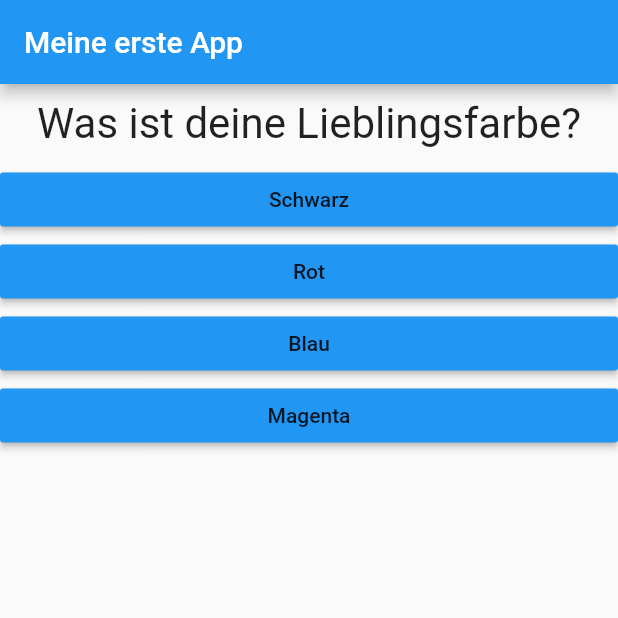
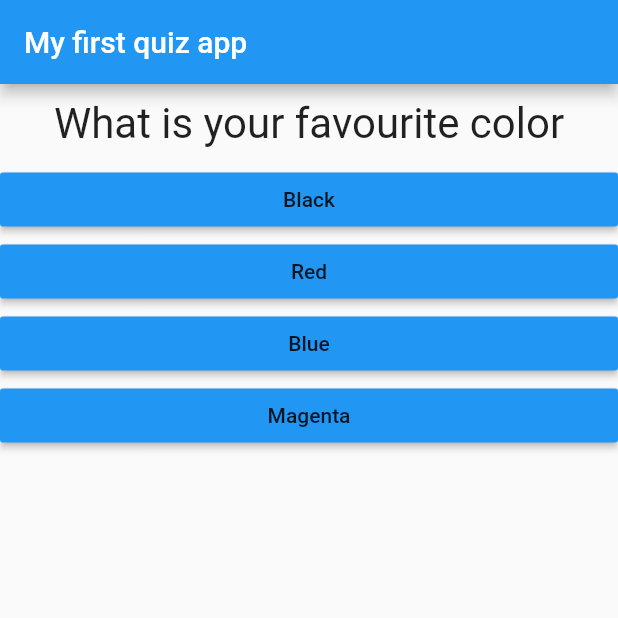
Before and after one commit to GianRathgeb/QuizApp, a Flutter app: the screen it shows after launch, on a phone screen of 412 x 824 dp, the top half of it. Run offline on Flutter 3.47's test engine with Material 2 defaults, Android fonts, the phone set to English and light mode, and no system bars.

Commit message:
Added score methods Added reset quiz Translated fully into english

```diff
--- a/lib/main.dart
+++ b/lib/main.dart
@@ -13,24 +13,48 @@ class MyApp extends StatefulWidget {
 }
 
 class _MyAppState extends State<MyApp> {
-  var _questionIndex = 0;
-
   final _questions = const [
     {
-      'questionText': 'Was ist deine Lieblingsfarbe?',
-      'answers': ['Schwarz', 'Rot', 'Blau', 'Magenta']
+      'questionText': 'What is your favourite color',
+      'answers': [
+        {'text': 'Black', 'score': 10},
+        {'text': 'Red', 'score': 5},
+        {'text': 'Blue', 'score': 3},
+        {'text': 'Magenta', 'score': 1}
+      ]
     },
     {
-      'questionText': 'Was ist dein Lieblingstier?',
-      'answers': ['Hund', 'Katze', 'Tiger', 'Elefant']
+      'questionText': 'What is your favourite animal?',
+      'answers': [
+        {'text': 'Dog', 'score': 10},
+        {'text': 'Cat', 'score': 5},
+        {'text': 'Tiger', 'score': 3},
+        {'text': 'Elephant', 'score': 1}
+      ]
     },
     {
-      'questionText': 'Was ist dein Lieblinsessen',
-      'answers': ['Pizza', 'Pasta', 'Pommes und Schnitzel', 'Fleisch']
+      'questionText': 'What is your favourite meal?',
+      'answers': [
+        {'text': 'Pizza', 'score': 10},
+        {'text': 'Pasta', 'score': 5},
+        {'text': 'Pommes and chicken nuggets', 'score': 3},
+        {'text': 'Meat', 'score': 1}
+      ]
     },
   ];
+  var _questionIndex = 0;
+  var _totalScore = 0;
 
-  void _answerQuestion() {
+  void _resetQuiz() {
+    setState(() {
+      _questionIndex = 0;
+      _totalScore = 0;
+    });
+  }
+
+  void _answerQuestion(int score) {
+    _totalScore += score;
+
     setState(() {
       _questionIndex = _questionIndex + 1;
     });
@@ -41,7 +65,7 @@ class _MyAppState extends State<MyApp> {
     return MaterialApp(
       home: Scaffold(
         appBar: AppBar(
-          title: Text("Meine erste App"),
+          title: Text("My first quiz app"),
         ),
         body: _questionIndex < _questions.length
             ? Quiz(
@@ -49,7 +73,7 @@ class _MyAppState extends State<MyApp> {
                 questionIndex: _questionIndex,
                 questions: _questions,
               )
-            : Result(),
+            : Result(_totalScore, _resetQuiz),
       ),
     );
   }
--- a/lib/quiz.dart
+++ b/lib/quiz.dart
@@ -20,8 +20,8 @@ class Quiz extends StatelessWidget {
         Question(
           questions[questionIndex]['questionText'],
         ),
-        ...(questions[questionIndex]['answers'] as List<String>).map((answer) {
-          return Answer(answerQuestion, answer);
+        ...(questions[questionIndex]['answers'] as List<Map<String, Object>>).map((answer) {
+          return Answer(() => answerQuestion(answer['score']), answer['text']);
         }).toList()
       ],
     );
```
Also changed, not shown: lib/result.dart (+33 -2 lines).
